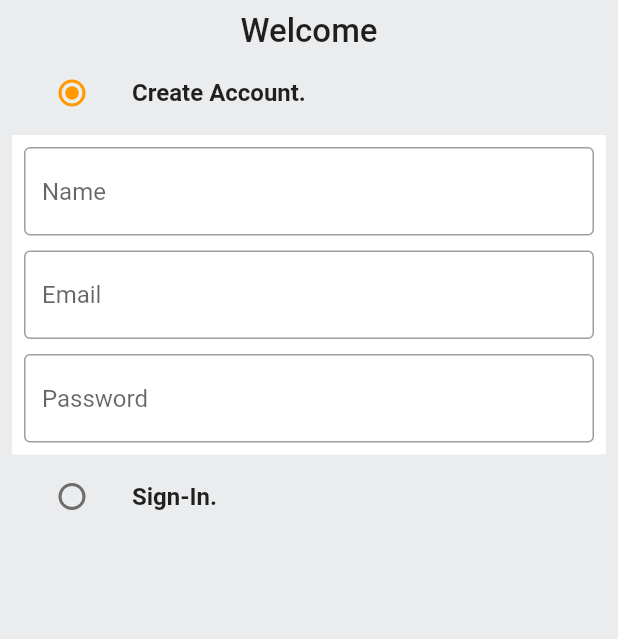
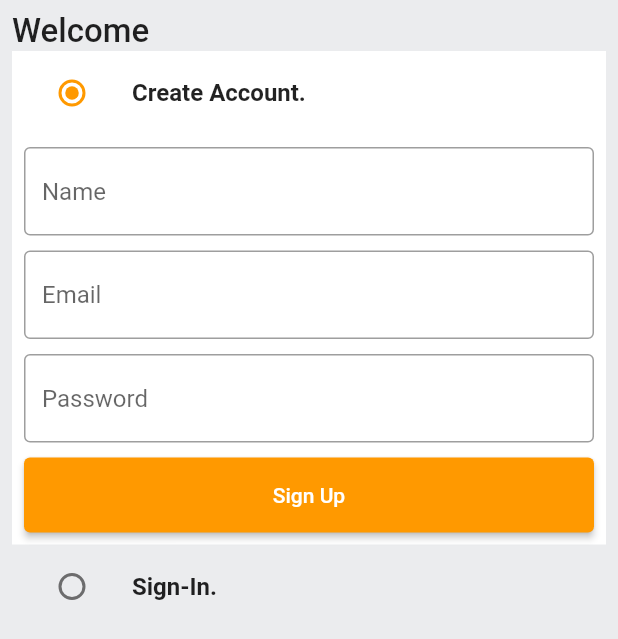
Before and after one commit to FachrulRivaldy/amazon-apps-clone, a Flutter app: the screen it shows after launch, on a phone screen of 412 x 824 dp. Shown: the top 639 px of the screen. Run offline on Flutter 3.47's test engine with Material 2 defaults, Android fonts, the phone set to English and light mode, and no system bars.

Commit message:
Add Sign In Section

```diff
--- /dev/null
+++ b/lib/common/widgets/custom_button.dart
@@ -0,0 +1,24 @@
+import 'package:flutter/material.dart';
+
+class CustomButton extends StatelessWidget {
+  final String text;
+  final VoidCallback onPressed;
+
+  const CustomButton({
+    Key? key,
+    required this.text,
+    required this.onPressed,
+  }) : super(key: key);
+
+  @override
+  Widget build(BuildContext context) {
+    return ElevatedButton(
+      onPressed: onPressed,
+      child: Text(
+        text,
+      ),
+      style: ElevatedButton.styleFrom(
+          minimumSize: const Size(double.infinity, 50)),
+    );
+  }
+}
--- a/lib/constants/global_variables.dart
+++ b/lib/constants/global_variables.dart
@@ -12,7 +12,7 @@ class GlobalVariables {
 
   static const secondaryColor = Color.fromRGBO(255, 153, 0, 1);
   static const backgroundColor = Colors.white;
-  static const Color greyBackgroundCOlor = Color(0xffebecee);
+  static const Color greyBackgroundColor = Color(0xffebecee);
   static var selectedNavBarColor = Colors.cyan[800]!;
   static const unselectedNavBarColor = Colors.black87;
 }
--- a/lib/features/auth/screens/auth_screen.dart
+++ b/lib/features/auth/screens/auth_screen.dart
@@ -1,3 +1,4 @@
+import 'package:amazon_apps_clone/common/widgets/custom_button.dart';
 import 'package:amazon_apps_clone/common/widgets/custom_textfield.dart';
 import 'package:amazon_apps_clone/constants/global_variables.dart';
 import 'package:flutter/material.dart';
@@ -35,11 +36,12 @@ class _AuthScreenState extends State<AuthScreen> {
   @override
   Widget build(BuildContext context) {
     return Scaffold(
-      backgroundColor: GlobalVariables.greyBackgroundCOlor,
+      backgroundColor: GlobalVariables.greyBackgroundColor,
       body: SafeArea(
         child: Padding(
           padding: const EdgeInsets.all(8.0),
           child: Column(
+            crossAxisAlignment: CrossAxisAlignment.start,
             children: [
               const Text(
                 "Welcome",
@@ -49,6 +51,9 @@ class _AuthScreenState extends State<AuthScreen> {
                 ),
               ),
               ListTile(
+                tileColor: _auth == Auth.signup
+                    ? GlobalVariables.backgroundColor
+                    : GlobalVariables.greyBackgroundColor,
                 title: const Text(
                   "Create Account.",
                   style: TextStyle(fontWeight: FontWeight.bold),
@@ -90,11 +95,21 @@ class _AuthScreenState extends State<AuthScreen> {
                           controller: _passwordController,
                           hintText: "Password",
                         ),
+                        const SizedBox(
+                          height: 10,
+                        ),
+                        CustomButton(
+                          text: "Sign Up",
+                          onPressed: () {},
+                        ),
                       ],
                     ),
                   ),
                 ),
               ListTile(
+                tileColor: _auth == Auth.signin
+                    ? GlobalVariables.backgroundColor
+                    : GlobalVariables.greyBackgroundColor,
                 title: const Text(
                   "Sign-In.",
                   style: TextStyle(fontWeight: FontWeight.bold),
@@ -110,6 +125,36 @@ class _AuthScreenState extends State<AuthScreen> {
                   },
                 ),
               ),
+              if (_auth == Auth.signin)
+                Container(
+                  padding: const EdgeInsets.all(8),
+                  color: GlobalVariables.backgroundColor,
+                  child: Form(
+                    key: _signInFormKey,
+                    child: Column(
+                      children: [
+                        CustomTextField(
+                          controller: _emailController,
+                          hintText: "Email",
+                        ),
+                        const SizedBox(
+                          height: 10,
+                        ),
+                        CustomTextField(
+                          controller: _passwordController,
+                          hintText: "Password",
+                        ),
+                        const SizedBox(
+                          height: 10,
+                        ),
+                        CustomButton(
+                          text: "Sign In",
+                          onPressed: () {},
+                        ),
+                      ],
+                    ),
+                  ),
+                ),
             ],
           ),
         ),
```
